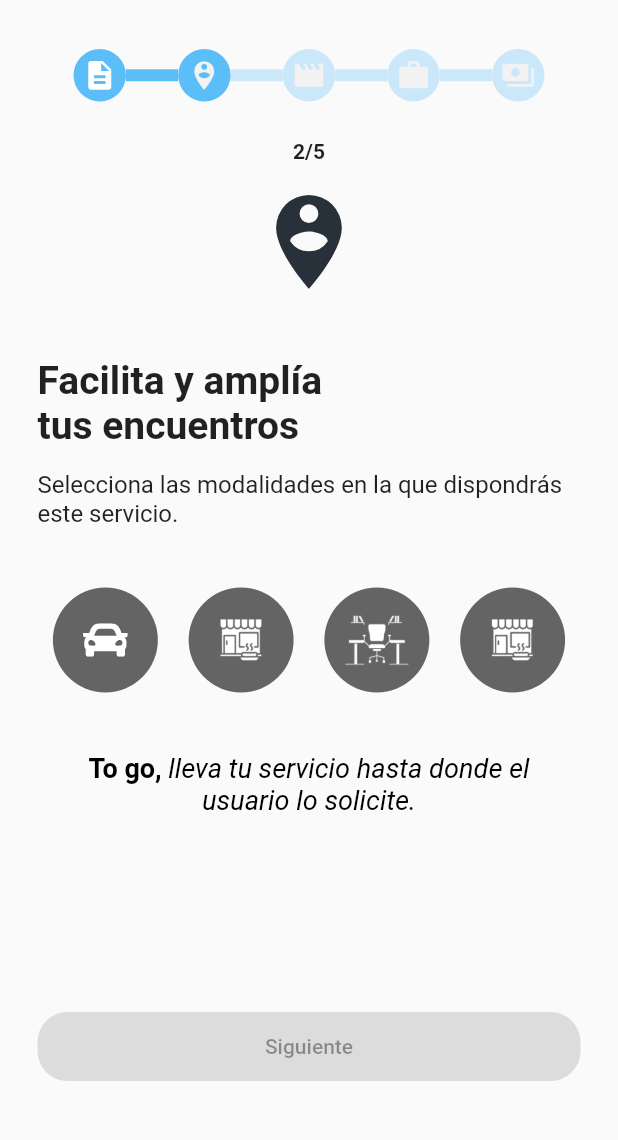
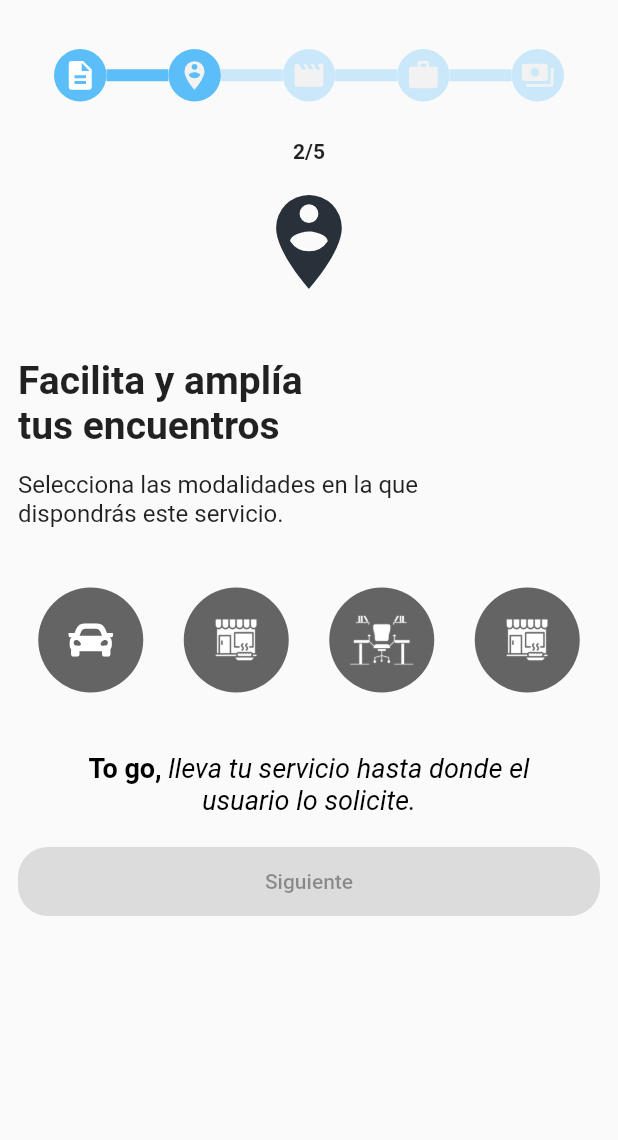
Before and after one commit to elalo4171/reemp_test, a Flutter app: the screen it shows after launch, on a phone screen of 412 x 824 dp, the part 56-1196 px from its top. Run offline on Flutter 3.47's test engine with Material 2 defaults, Android fonts, the phone set to English and light mode, and no system bars; our stand-ins replace flutter_svg, lite_rolling_switch.

Commit message:
More doc

```diff
--- a/lib/modules/welcome/welcome_page.dart
+++ b/lib/modules/welcome/welcome_page.dart
@@ -19,7 +19,8 @@ class _WelcomePageState extends State<WelcomePage> {
   Widget build(BuildContext context) {
     return SafeArea(
       child: Scaffold(
-        body: Column(
+        body: SingleChildScrollView(
+          child: Column(
             children: [
               Padding(
                 padding: const EdgeInsets.only(
@@ -36,9 +37,8 @@ class _WelcomePageState extends State<WelcomePage> {
                   ],
                 ),
               ),
-            Expanded(
-              child: Padding(
-                padding: const EdgeInsets.symmetric(horizontal: 25),
+              Padding(
+                padding: const EdgeInsets.symmetric(horizontal: 12),
                 child: Column(
                   children: [
                     StepperWidget(
@@ -96,9 +96,10 @@ class _WelcomePageState extends State<WelcomePage> {
                       height: 15,
                     ),
                     Row(
-                      children: const [
-                        Expanded(
-                          child: Text(
+                      children: [
+                        SizedBox(
+                          width: MediaQuery.of(context).size.width * 0.8,
+                          child: const Text(
                             "Selecciona las modalidades en la que dispondrás este servicio.",
                             style: TextStyle(
                               fontSize: 16,
@@ -188,8 +189,8 @@ class _WelcomePageState extends State<WelcomePage> {
                         ),
                       ),
                     ),
-                    const Spacer(
-                      flex: 2,
+                    const SizedBox(
+                      height: 20,
                     ),
                     Row(
                       children: [
@@ -215,14 +216,14 @@ class _WelcomePageState extends State<WelcomePage> {
                         ),
                       ],
                     ),
-                    const Spacer(),
+                    // const Spacer(),
                   ],
-                ),
                 ),
               ),
             ],
           ),
         ),
+      ),
     );
   }
 }
```
Also changed, not shown: lib/modules/config_service/config_service_page.dart (+13 -10 lines), 2 other files. Lines whose indentation alone changed are shown as unchanged.
